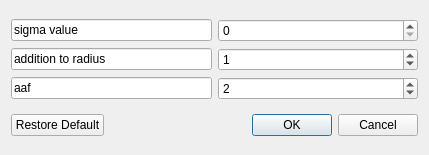
CS26-FPD-Explorer/FPD-Explorer, file resources/inputBoxRemoveAperture.ui: the form before one commit.
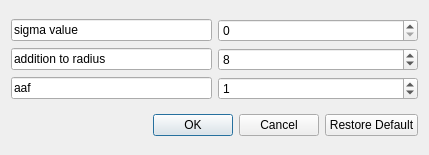
The form after the commit.

Commit message: Resolves #106 - Remove apeture functionality

```diff
--- a/resources/inputBoxRemoveAperture.ui
+++ b/resources/inputBoxRemoveAperture.ui
@@ -40,7 +40,7 @@
         <enum>QAbstractSpinBox::DefaultStepType</enum>
        </property>
        <property name="value">
-        <number>1</number>
+        <number>8</number>
        </property>
       </widget>
      </item>
@@ -82,7 +82,7 @@
         <number>1000</number>
        </property>
        <property name="value">
-        <number>2</number>
+        <number>1</number>
        </property>
       </widget>
      </item>
@@ -140,13 +140,6 @@
    </item>
    <item>
     <layout class="QHBoxLayout" name="horizontalLayout">
-     <item>
-      <widget class="QPushButton" name="restoreButton">
-       <property name="text">
-        <string>Restore Default</string>
-       </property>
-      </widget>
-     </item>
      <item>
       <widget class="QDialogButtonBox" name="buttonBox">
        <property name="standardButtons">
@@ -154,6 +147,13 @@
        </property>
       </widget>
      </item>
+     <item>
+      <widget class="QPushButton" name="restoreButton">
+       <property name="text">
+        <string>Restore Default</string>
+       </property>
+      </widget>
+     </item>
     </layout>
    </item>
   </layout>
```
Left out of the diff: 4 changed lines with no effect on the pictures. The commit also changes 2 other files.
